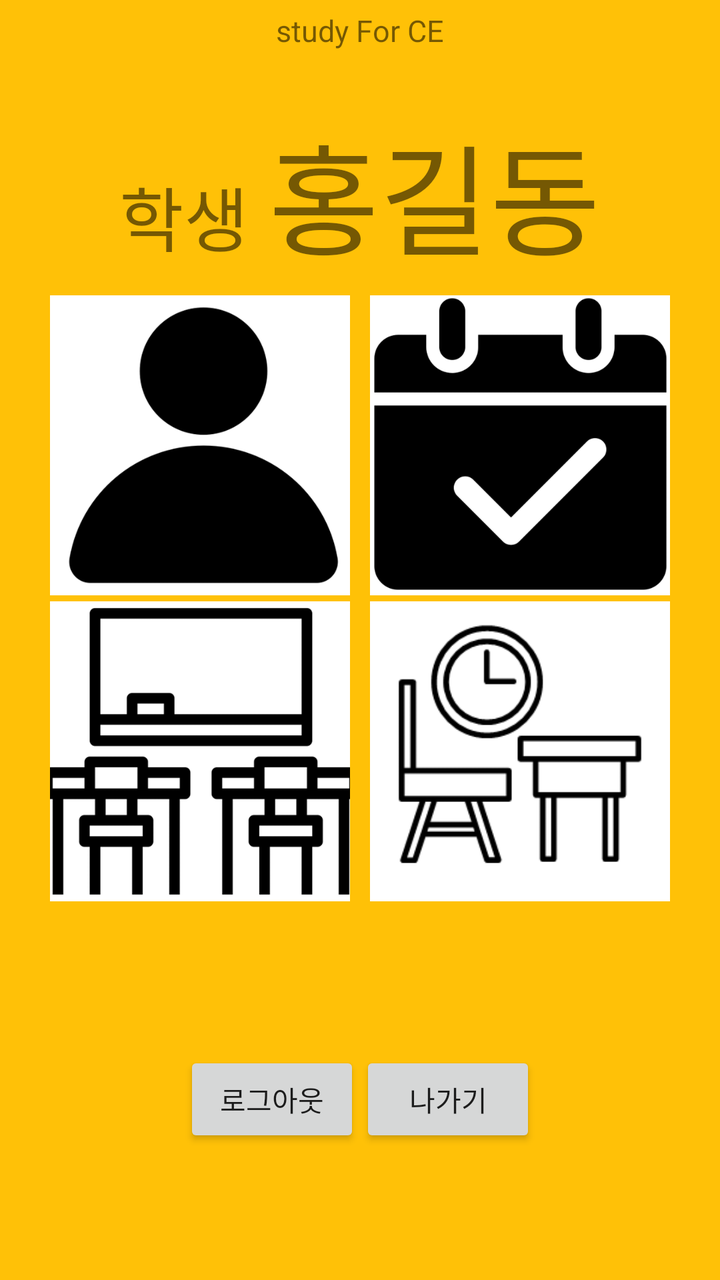
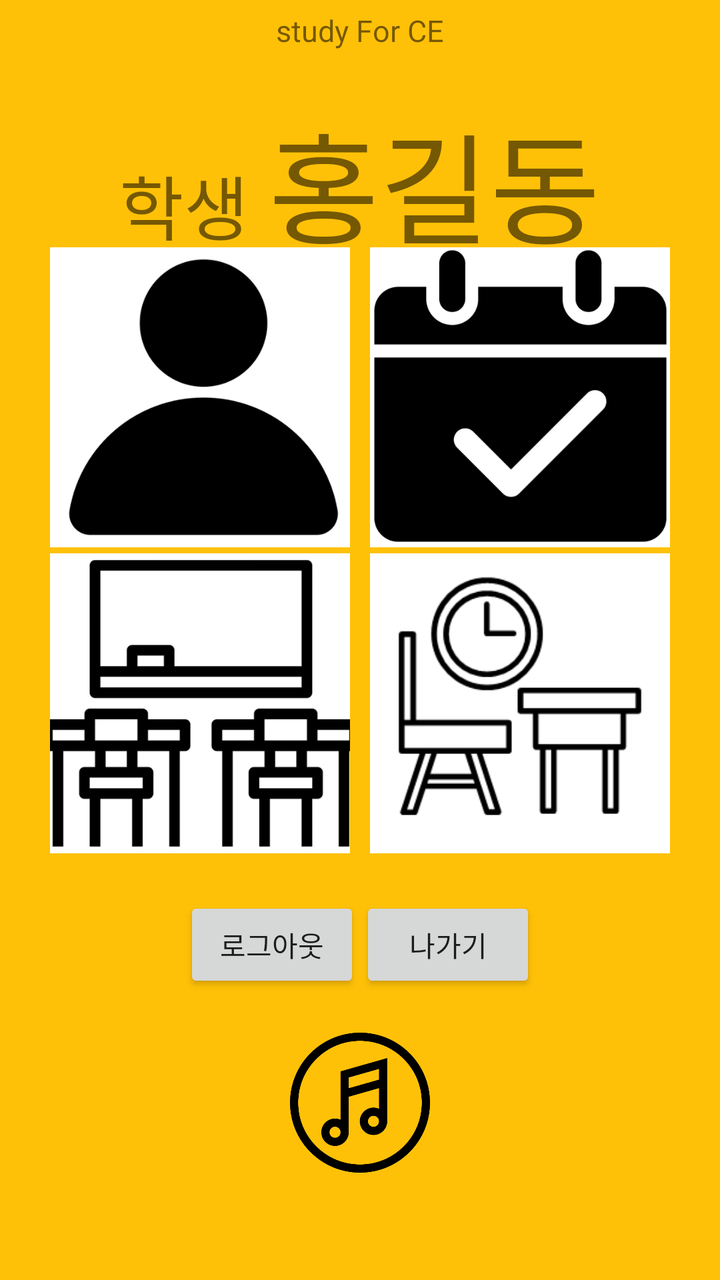

Compare the two renders of this Android layout. The source of the first and the diff that turns it into the second are given below.
<!-- AndroidManifest.xml: application theme AppTheme -->
<!-- res/layout/activity_personal_page.xml -->
<?xml version="1.0" encoding="utf-8"?>
<LinearLayout xmlns:android="http://schemas.android.com/apk/res/android"
    xmlns:app="http://schemas.android.com/apk/res-auto"
    xmlns:tools="http://schemas.android.com/tools"
    android:layout_width="match_parent"
    android:layout_height="match_parent"
    tools:context=".personal_page"
    android:orientation="vertical"
    android:background="@color/orange"
    android:weightSum="6">


    <TextView
        android:layout_width="wrap_content"
        android:layout_height="0dp"
        android:layout_weight="0.3"
        android:layout_gravity="center"
        android:layout_marginTop="5dp"
        android:text="study For CE"
        android:textSize="15dp"/>

    <LinearLayout
        android:layout_width="wrap_content"
        android:layout_height="0dp"
        android:layout_weight="1"
        android:layout_gravity="center_horizontal"
        android:layout_marginTop="20dp">
        <TextView
            android:id="@+id/usertype"
            android:layout_height="wrap_content"
            android:layout_width="wrap_content"
            android:text="학생"
            android:textSize="35dp" />
        <TextView
            android:id="@+id/username"
            android:layout_width="wrap_content"
            android:layout_height="wrap_content"
            android:layout_marginLeft="10dp"
            android:text="홍길동"
            android:textSize="60dp" />
    </LinearLayout>



    <GridLayout
        android:layout_width="wrap_content"
        android:layout_height="0dp"
        android:layout_weight="4"
        android:layout_marginTop="0dp"
        android:columnCount="2"
        android:rowCount="2"
        android:layout_gravity="center">
        <ImageButton
            android:id="@+id/userinfo"
            android:layout_width="150dp"
            android:layout_height="150dp"
            android:layout_marginRight="5dp"
            android:layout_column="0"
            android:layout_row="0"
            android:src="@drawable/person"
            android:padding="0sp"
            android:scaleType="centerCrop" />
        <ImageButton
            android:id="@+id/schedule"
            android:layout_width="150dp"
            android:layout_height="150dp"
            android:layout_marginLeft="5dp"
            android:layout_column="1"
            android:layout_row="0"
            android:src="@drawable/schedule"
            android:padding="0sp"
            android:scaleType="centerCrop" />
        <ImageButton
            android:id="@+id/userclasses"
            android:layout_width="150dp"
            android:layout_height="150dp"
            android:layout_marginRight="5dp"
            android:layout_marginTop="3dp"
            android:layout_row="1"
            android:layout_column="0"
            android:src="@drawable/classes"
            android:padding="0sp"
            android:scaleType="centerCrop" />
        <ImageButton
            android:id="@+id/timer"
            android:layout_width="150dp"
            android:layout_height="150dp"
            android:layout_marginLeft="5dp"
            android:layout_marginTop="3dp"
            android:layout_row="1"
            android:layout_column="1"
            android:src="@drawable/studytime"
            android:padding="0sp"
            android:scaleType="centerCrop" />
    </GridLayout>

    <LinearLayout
        android:layout_width="wrap_content"
        android:layout_height="wrap_content"
        android:layout_gravity="center"
        android:layout_weight="1">
        <Button
            android:id="@+id/logout"
            android:layout_width="wrap_content"
            android:layout_height="wrap_content"
            android:layout_gravity="center_horizontal"
            android:text="로그아웃" />
        <Button
            android:id="@+id/exit"
            android:layout_width="wrap_content"
            android:layout_height="wrap_content"
            android:layout_gravity="center_horizontal"
            android:text="나가기" />

    </LinearLayout>



</LinearLayout>
<!-- resources referenced by this layout -->
<resources>
  <color name="orange">#FFC107 </color>
  <!-- drawable classes: png bitmap (drawable, 12727 bytes) -->
  <!-- drawable person: png bitmap (drawable, 14621 bytes) -->
  <!-- drawable schedule: png bitmap (drawable, 14122 bytes) -->
  <!-- drawable studytime: png bitmap (drawable, 5573 bytes) -->
  <style name="AppTheme" parent="Theme.AppCompat.Light.DarkActionBar">
          
          <item name="colorPrimary">@color/colorPrimary</item>
          <item name="colorPrimaryDark">@color/colorPrimaryDark</item>
          <item name="colorAccent">@color/colorAccent</item>
      </style>
  <color name="colorPrimary">#A4A28D</color>
  <color name="colorPrimaryDark">#FFFFFF</color>
  <color name="colorAccent">#03DAC5</color>
</resources>

<!-- the commit's change to res/layout/activity_personal_page.xml (unified diff, before → after) -->
@@ -92,13 +92,15 @@
             android:src="@drawable/studytime"
             android:padding="0sp"
             android:scaleType="centerCrop" />
+
     </GridLayout>
 
     <LinearLayout
         android:layout_width="wrap_content"
         android:layout_height="wrap_content"
-        android:layout_gravity="center"
-        android:layout_weight="1">
+        android:paddingTop="20dp"
+        android:paddingBottom="20dp"
+        android:layout_gravity="center">
         <Button
             android:id="@+id/logout"
             android:layout_width="wrap_content"
@@ -112,8 +114,15 @@
             android:layout_gravity="center_horizontal"
             android:text="나가기" />
 
+
     </LinearLayout>
 
+    <ImageView
+        android:id="@+id/mp3"
+        android:layout_width="70dp"
+        android:layout_height="70dp"
+        android:layout_gravity="center"
+        android:src="@drawable/music"/>
 
 
 </LinearLayout>
<!-- resource entries referenced after the edit -->
@@ -2,6 +2,7 @@
 <resources>
   <color name="orange">#FFC107 </color>
   <!-- drawable classes: png bitmap (drawable, 12727 bytes) -->
+  <!-- drawable music: png bitmap (drawable, 29338 bytes) -->
   <!-- drawable person: png bitmap (drawable, 14621 bytes) -->
   <!-- drawable schedule: png bitmap (drawable, 14122 bytes) -->
   <!-- drawable studytime: png bitmap (drawable, 5573 bytes) -->
